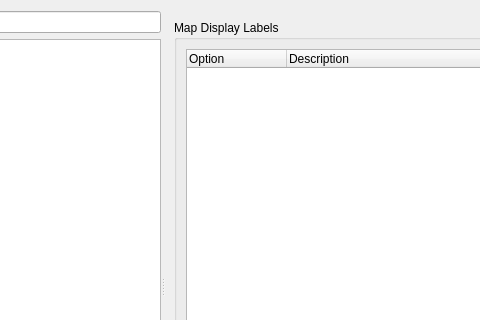
Qt form src/options/options.ui (albar965/littlenavmap) before a commit; both pictures show x 153 to 633 and y 0 to 320 of the 946 by 600 pixel window.
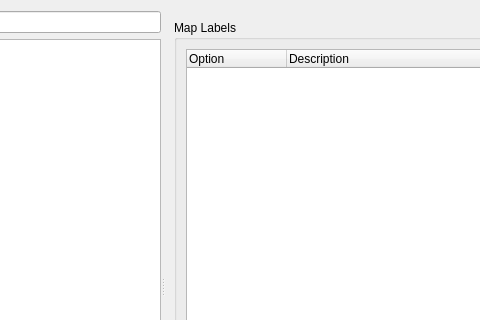
The same form after that commit. The open tabs and pages were chosen to show the change. Icons and pictures are not drawn.

```diff
--- a/src/options/options.ui
+++ b/src/options/options.ui
@@ -5180,7 +5180,7 @@
         <item>
          <widget class="QGroupBox" name="groupBox_27">
           <property name="title">
-           <string>Map Display Labels</string>
+           <string>Map Labels</string>
           </property>
           <layout class="QVBoxLayout" name="verticalLayout_32">
            <item>
```
